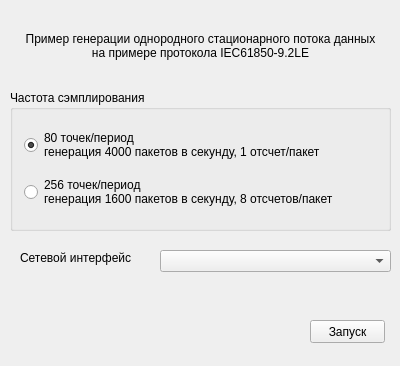
Old version of the form MainWindow.ui in the repository sergrt/StatTrafGen.
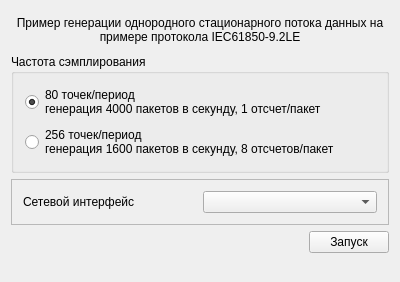
New version of the form.

Commit message: [+] Added defining signal params [*] Improved ui layout

Patch:
```diff
--- a/MainWindow.ui
+++ b/MainWindow.ui
@@ -7,22 +7,38 @@
     <x>0</x>
     <y>0</y>
     <width>400</width>
-    <height>366</height>
+    <height>282</height>
    </rect>
   </property>
   <property name="windowTitle">
    <string>StatTrafGen</string>
   </property>
   <widget class="QWidget" name="centralWidget">
+   <layout class="QGridLayout" name="gridLayout_3" rowstretch="2,4,1,1,1">
+    <item row="2" column="0" colspan="2">
+     <widget class="QFrame" name="frame">
+      <property name="frameShape">
+       <enum>QFrame::StyledPanel</enum>
+      </property>
+      <property name="frameShadow">
+       <enum>QFrame::Raised</enum>
+      </property>
+      <layout class="QGridLayout" name="gridLayout_2">
+       <item row="0" column="0">
+        <widget class="QLabel" name="label_2">
+         <property name="text">
+          <string>Сетевой интерфейс</string>
+         </property>
+        </widget>
+       </item>
+       <item row="0" column="1">
+        <widget class="QComboBox" name="cbNetworkInterface"/>
+       </item>
+      </layout>
+     </widget>
+    </item>
+    <item row="1" column="0" colspan="2">
    <widget class="QGroupBox" name="groupBox">
-    <property name="geometry">
-     <rect>
-      <x>10</x>
-      <y>90</y>
-      <width>381</width>
-      <height>141</height>
-     </rect>
-    </property>
     <property name="title">
      <string>Частота сэмплирования</string>
     </property>
@@ -48,15 +64,29 @@
      </item>
     </layout>
    </widget>
+    </item>
+    <item row="3" column="1">
+     <widget class="QPushButton" name="bnStartStop">
+      <property name="text">
+       <string>Запуск</string>
+      </property>
+     </widget>
+    </item>
+    <item row="3" column="0">
+     <spacer name="horizontalSpacer">
+      <property name="orientation">
+       <enum>Qt::Horizontal</enum>
+      </property>
+      <property name="sizeHint" stdset="0">
+       <size>
+        <width>298</width>
+        <height>20</height>
+       </size>
+      </property>
+     </spacer>
+    </item>
+    <item row="0" column="0" colspan="2">
    <widget class="QLabel" name="label">
-    <property name="geometry">
-     <rect>
-      <x>20</x>
-      <y>20</y>
-      <width>361</width>
-      <height>51</height>
-     </rect>
-    </property>
     <property name="text">
      <string>Пример генерации однородного стационарного потока данных на примере протокола IEC61850-9.2LE</string>
     </property>
@@ -67,42 +97,21 @@
      <bool>true</bool>
     </property>
    </widget>
-   <widget class="QPushButton" name="bnStartStop">
-    <property name="geometry">
-     <rect>
-      <x>310</x>
-      <y>320</y>
-      <width>75</width>
-      <height>23</height>
-     </rect>
-    </property>
-    <property name="text">
-     <string>Запуск</string>
-    </property>
-   </widget>
-   <widget class="QLabel" name="label_2">
-    <property name="geometry">
-     <rect>
-      <x>20</x>
-      <y>250</y>
-      <width>121</width>
-      <height>16</height>
-     </rect>
-    </property>
-    <property name="text">
-     <string>Сетевой интерфейс</string>
-    </property>
-   </widget>
-   <widget class="QComboBox" name="cbNetworkInterface">
-    <property name="geometry">
-     <rect>
-      <x>160</x>
-      <y>250</y>
-      <width>231</width>
-      <height>22</height>
-     </rect>
-    </property>
-   </widget>
+    </item>
+    <item row="4" column="0" colspan="2">
+     <spacer name="verticalSpacer">
+      <property name="orientation">
+       <enum>Qt::Vertical</enum>
+      </property>
+      <property name="sizeHint" stdset="0">
+       <size>
+        <width>20</width>
+        <height>40</height>
+       </size>
+      </property>
+     </spacer>
+    </item>
+   </layout>
   </widget>
  </widget>
  <layoutdefault spacing="6" margin="11"/>
```
Lines whose indentation alone changed are shown as unchanged. The commit also changes 3 other files.
